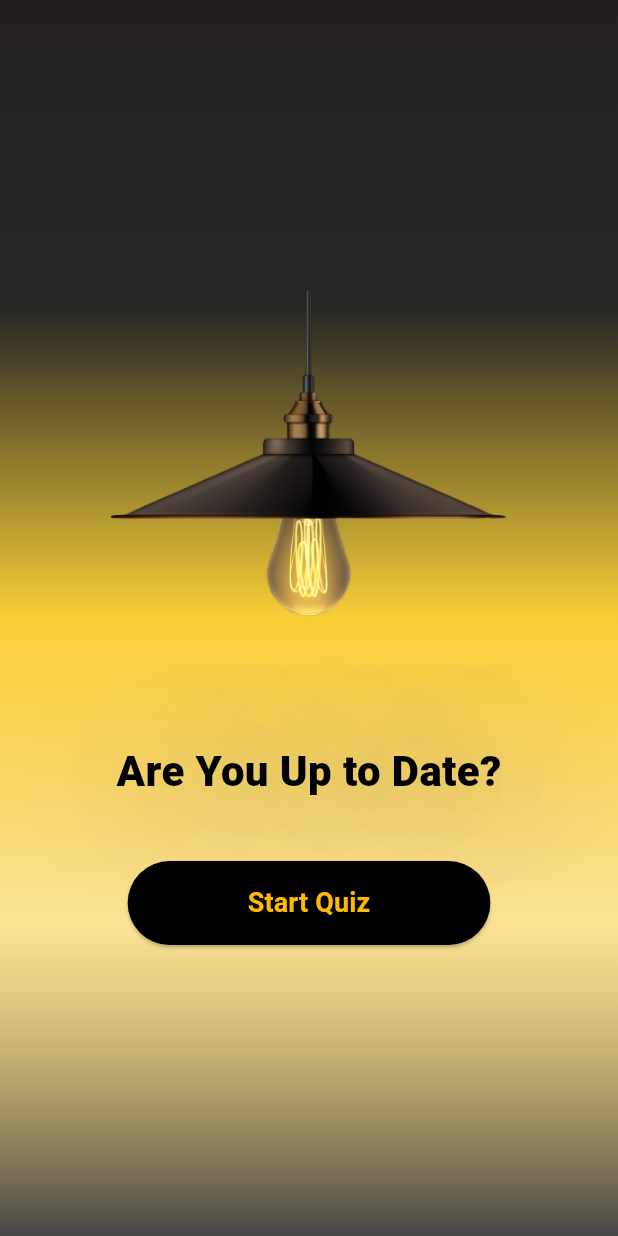
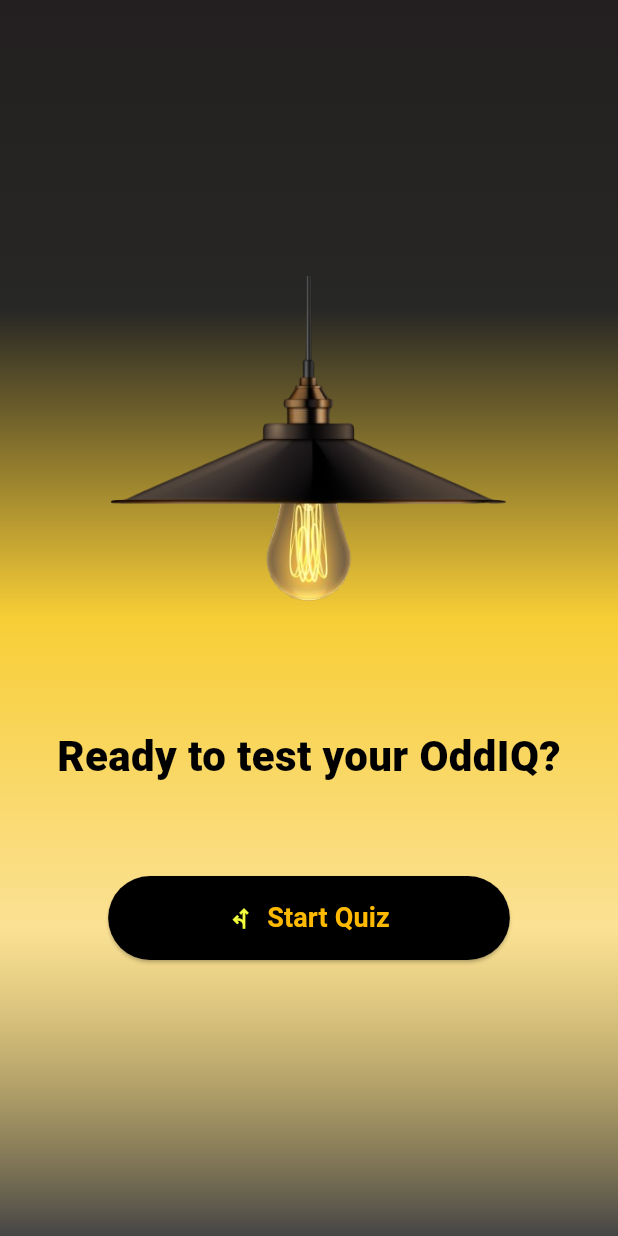
Before and after one commit to Iamhan-e/OddIQ, a Flutter app: the screen it shows after launch, after a tap on "Start Quiz", on a phone screen of 412 x 824 dp. Run offline on Flutter 3.47's test engine with Material 3 defaults, Android fonts, the phone set to English and light mode, and no system bars.

Commit message:
Add homepage, odd_iq, and questions_page with initial UI setup

```diff
--- /dev/null
+++ b/lib/homepage.dart
@@ -0,0 +1,58 @@
+import 'package:flutter/material.dart';
+
+class Homepage extends StatelessWidget{
+
+  const Homepage({super.key});
+
+  @override
+  Widget build(BuildContext context) {
+    return Center(
+           child: Column(
+            mainAxisSize: MainAxisSize.min,
+            children: [
+              Image.asset('assets/images/lamp.png', width: 300),
+
+
+              Text(
+                'Ready to test your OddIQ?',
+                 style: TextStyle(
+                  fontSize: 28,
+                  fontWeight: FontWeight.w900,
+                  color: const Color.fromARGB(255, 0, 0, 0),
+
+                 ),
+              ),
+            SizedBox(
+                height: 60
+                ),
+            ElevatedButton.icon(
+              onPressed: (){},
+              style: ElevatedButton.styleFrom(
+                backgroundColor: Colors.black,
+                foregroundColor: const Color.fromARGB(255, 242, 255, 60),
+
+                padding: EdgeInsets.fromLTRB(80, 15, 80, 15),
+              ),
+
+            label: Text(
+              'Start Quiz',
+              style: TextStyle(
+                color: const Color(0xFFFFBA00),
+                fontSize: 18,
+                fontWeight: FontWeight.w600,
+              ),
+            ),
+
+            icon: Icon(
+              Icons.fork_left
+
+              ),
+             ),
+
+            ],
+
+         ),
+         );
+
+  }
+}
--- a/lib/main.dart
+++ b/lib/main.dart
@@ -1,70 +1,8 @@
 import 'package:flutter/material.dart';
+import 'package:quiz_app/odd_iq.dart';
 
 void main(){
   runApp(
-    MaterialApp(
-      home: Scaffold(
-        body: Container(
-         decoration: BoxDecoration(
-          gradient: LinearGradient(colors: [
-           Color(0xFF231F20),Color.fromARGB(255, 39, 39, 37), Color.fromARGB(255, 248, 206, 54), Color.fromARGB(136, 248, 206, 54),Color.fromARGB(255, 70, 69, 69)
-
-          ],
-          begin: Alignment.topCenter,
-          end: Alignment.bottomCenter
-          ),
-
-         ),
-         child: Center(
-           child: Column(
-            mainAxisSize: MainAxisSize.min,
-            children: [
-              Image.asset('assets/images/lamp.png', width: 300),
-
-
-              Text(
-                'Are You Up to Date?',
-                 style: TextStyle(
-                  fontSize: 28,
-                  fontWeight: FontWeight.w900,
-                  color: const Color.fromARGB(255, 0, 0, 0),
-                  shadows: [
-                    Shadow(
-                      offset: Offset(12, 4),
-                      blurRadius: 100,
-                      color: Color.fromARGB(255, 71, 71, 71)
-                    )
-                  ]
-                 ),
-              ),
-            SizedBox(
-                height: 40
-                ),
-            ElevatedButton(
-              onPressed: (){},
-              style: ElevatedButton.styleFrom(
-                backgroundColor: Colors.black,
-                foregroundColor: const Color.fromARGB(255, 242, 255, 60),
-                padding: EdgeInsets.fromLTRB(80, 15, 80, 15),
-              ),
-            child: Text(
-              'Start Quiz',
-              style: TextStyle(
-                color: const Color(0xFFFFBA00),
-                fontSize: 18,
-                fontWeight: FontWeight.w600,
-              ),
-            ),
-             ),
-
-            ],
-
-         ),
-         )
-
-        )
-
-      )
-    )
+   OddIq()
   );
 }
--- /dev/null
+++ b/lib/odd_iq.dart
@@ -0,0 +1,40 @@
+import 'package:flutter/material.dart';
+import 'package:quiz_app/homepage.dart';
+
+class OddIq extends StatefulWidget {
+  const OddIq({super.key});
+
+  @override
+  State<OddIq> createState() {
+    return _OddIqState();
+  }
+
+
+}
+
+class _OddIqState extends State<OddIq> {
+
+
+ @override
+ Widget build(BuildContext context) {
+   return  MaterialApp(
+      home: Scaffold(
+        body: Container(
+         decoration: BoxDecoration(
+          gradient: LinearGradient(colors: [
+           Color(0xFF231F20),Color.fromARGB(255, 39, 39, 37), Color.fromARGB(255, 248, 206, 54), Color.fromARGB(136, 248, 206, 54),Color.fromARGB(255, 70, 69, 69)
+
+          ],
+          begin: Alignment.topCenter,
+          end: Alignment.bottomCenter
+          ),
+
+         ),
+         child: Homepage(),
+
+        )
+
+      )
+    );
+ }
+}
--- /dev/null
+++ b/lib/questions_page.dart
@@ -0,0 +1,19 @@
+import 'package:flutter/material.dart';
+
+class QuestionsPage extends StatefulWidget {
+
+  const QuestionsPage({super.key});
+
+  @override
+  State<StatefulWidget> createState() {
+    return _QuestionPageState();
+  }
+}
+
+class _QuestionPageState extends State<QuestionsPage>{
+
+  @override
+  Widget build(BuildContext context) {
+    return Text('hello');
+  }
+}
```
